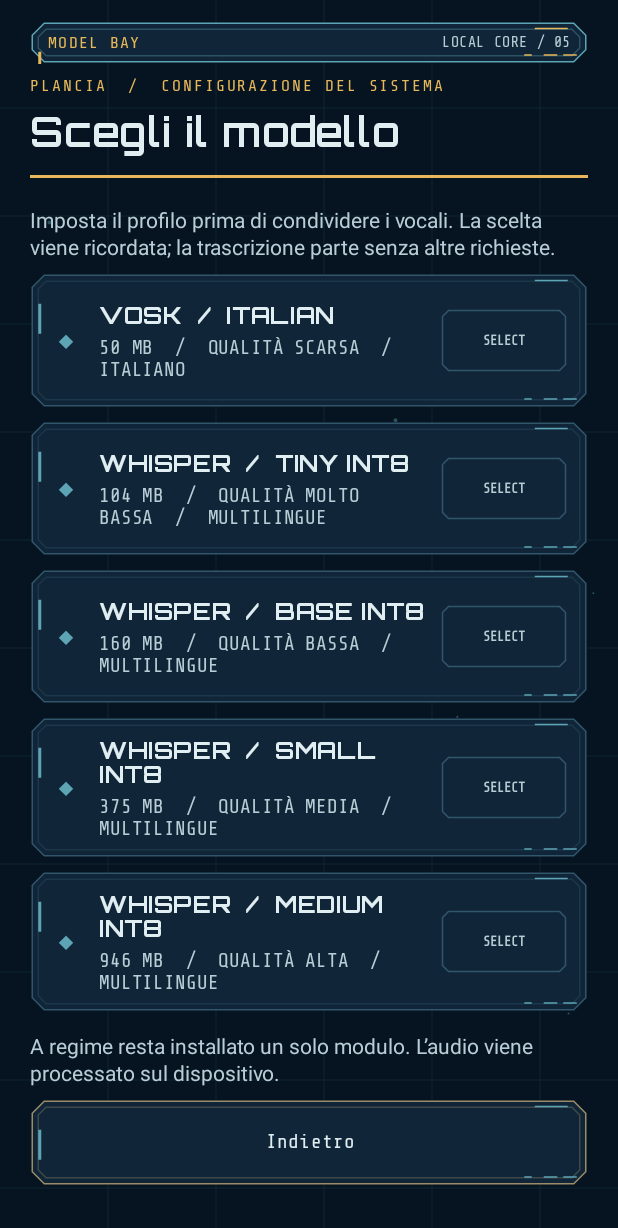
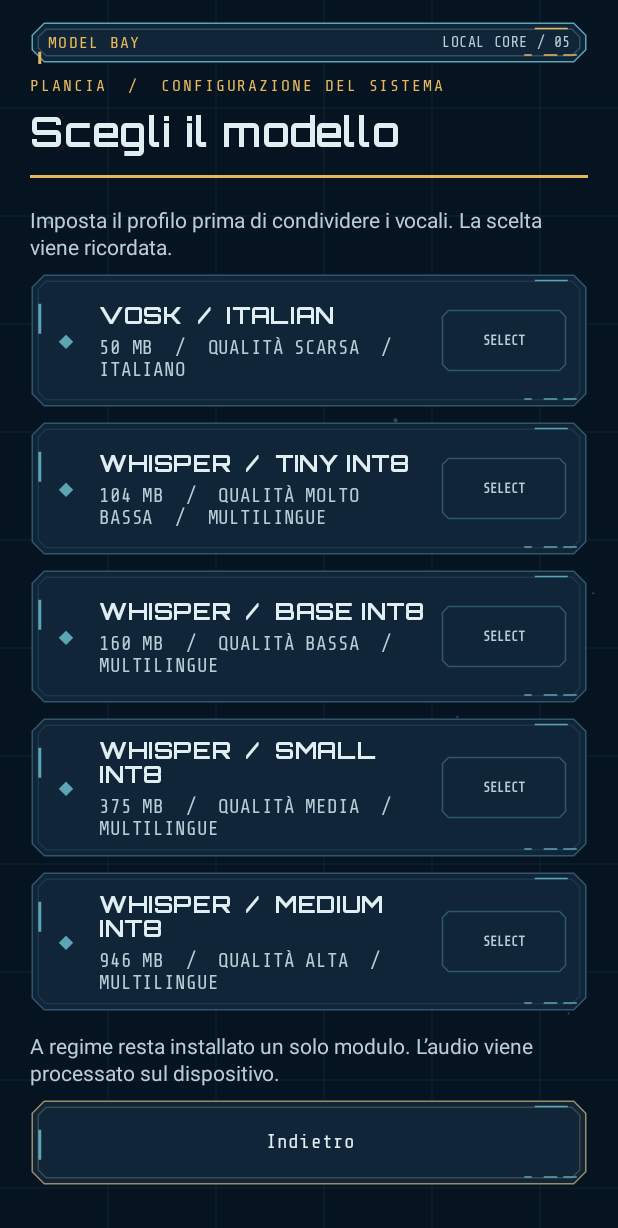
Before and after one commit to realtebo/trascrivi-vocali, an Android app: the screen it shows after launch (MainActivity), after a tap on "SCEGLI UN MODELLO", on a phone screen of 412 x 824 dp. Shown: the top 1228 px of the screen. Run offline under Robolectric (Android 15) with nearby library versions, the phone set to English and light mode, and no system bars.

Commit message:
copy: shorten model selection guidance

```diff
--- a/app/src/main/java/it/local/vocaltranscribers/MainActivity.kt
+++ b/app/src/main/java/it/local/vocaltranscribers/MainActivity.kt
@@ -358,7 +358,7 @@ class MainActivity : Activity() {
         page.addView(title("Scegli il modello"), matchWrap())
         page.addView(accentRule())
         page.addView(bodyText(
-            "Imposta il profilo prima di condividere i vocali. La scelta viene ricordata; la trascrizione parte senza altre richieste.",
+            "Imposta il profilo prima di condividere i vocali. La scelta viene ricordata.",
             14f,
         ), matchWrap())
         AsrModel.entries.forEach { model ->
```
